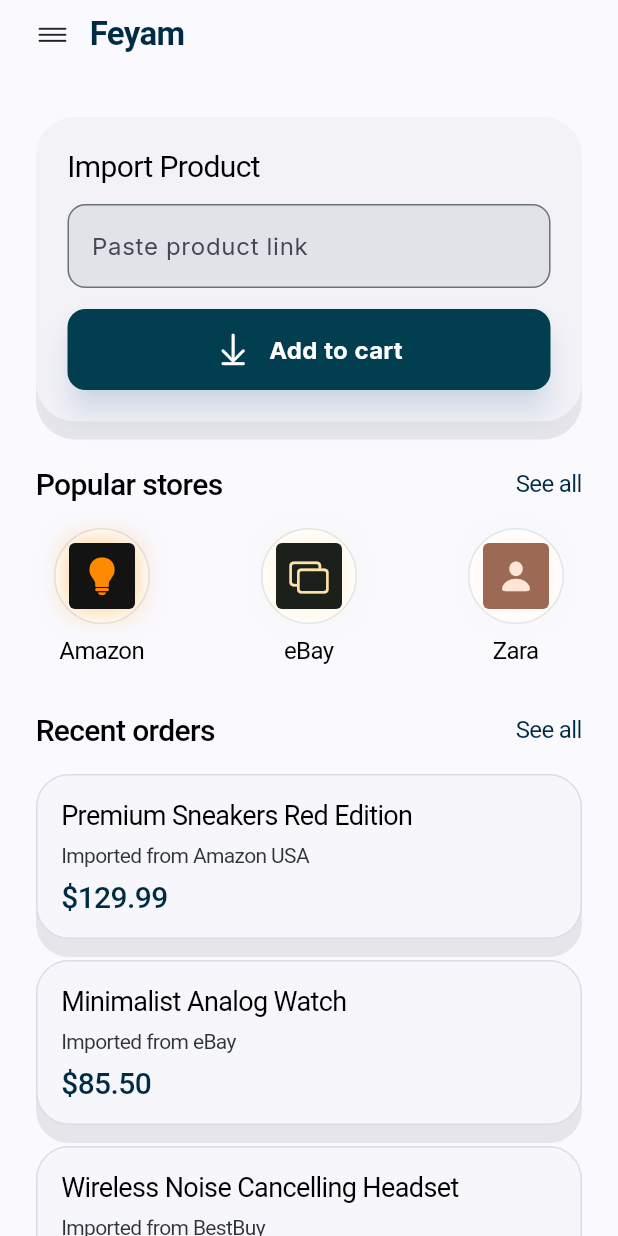
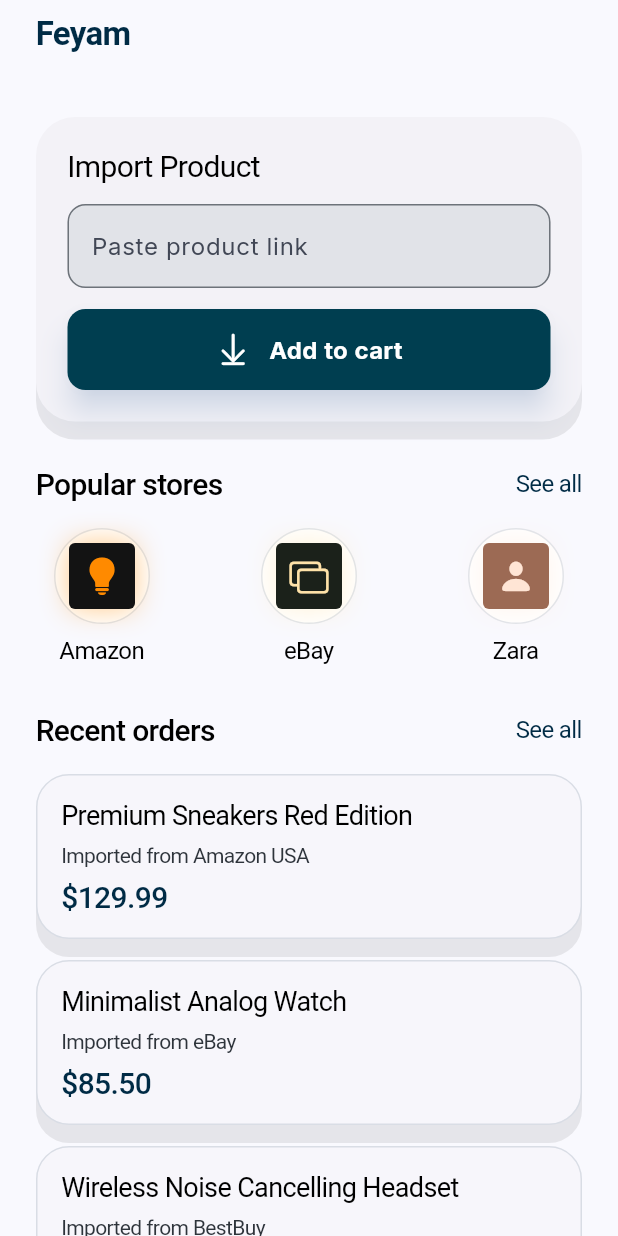
Before and after one commit to FeyamBackend/feyam_app, a Flutter app: the _CupertinoHomeContent widget shown alone on an empty page, opened directly, on a phone screen of 412 x 824 dp. Run offline on Flutter 3.47's test engine with Material 3 defaults, Android fonts, the phone set to English and light mode, and no system bars; our stand-ins replace equatable, flutter_bloc, flutter_secure_storage, get_it, google_fonts; missing offline and left inert: flutter_appauth; accounts and stored records are empty.

Commit message:
refactor: Remove unused icon and spacing from Cupertino home content

```diff
--- a/lib/features/home/presentation/screens/home_screen.dart
+++ b/lib/features/home/presentation/screens/home_screen.dart
@@ -538,8 +538,6 @@
         children: <Widget>[
           Row(
             children: <Widget>[
-              const Icon(CupertinoIcons.line_horizontal_3, size: 22),
-              const SizedBox(width: 14),
               Text(
                 'Feyam',
                 style: theme.textTheme.textStyle.copyWith(
```
